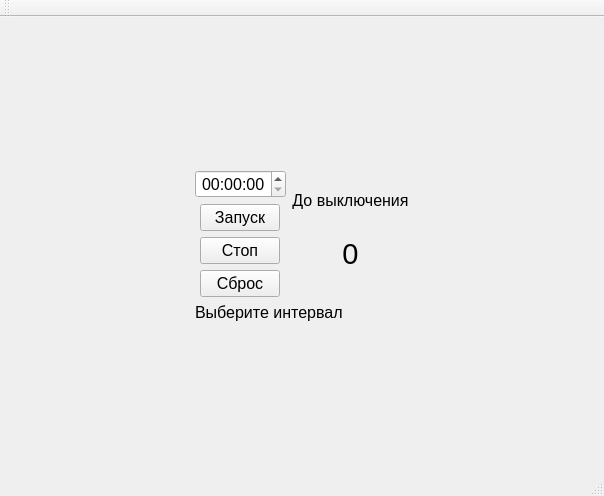
This is mainwindow.ui in Lelius/TimerCompOff as Qt 5 draws it before an edit. The edited form follows.
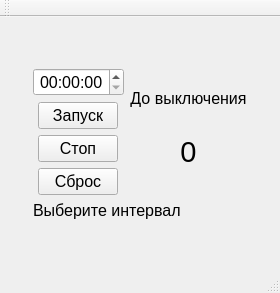
This is the edited form.

Commit message: Продублировал изменение времени таймера в поле timeEdit.

```diff
--- a/mainwindow.ui
+++ b/mainwindow.ui
@@ -6,10 +6,16 @@
    <rect>
     <x>0</x>
     <y>0</y>
-    <width>604</width>
-    <height>496</height>
+    <width>280</width>
+    <height>293</height>
    </rect>
   </property>
+  <property name="sizePolicy">
+   <sizepolicy hsizetype="Maximum" vsizetype="Maximum">
+    <horstretch>0</horstretch>
+    <verstretch>0</verstretch>
+   </sizepolicy>
+  </property>
   <property name="windowTitle">
    <string>MainWindow</string>
   </property>
```
Left out of the diff: 2 changed lines with no effect on the pictures. The commit also changes 1 other file.
